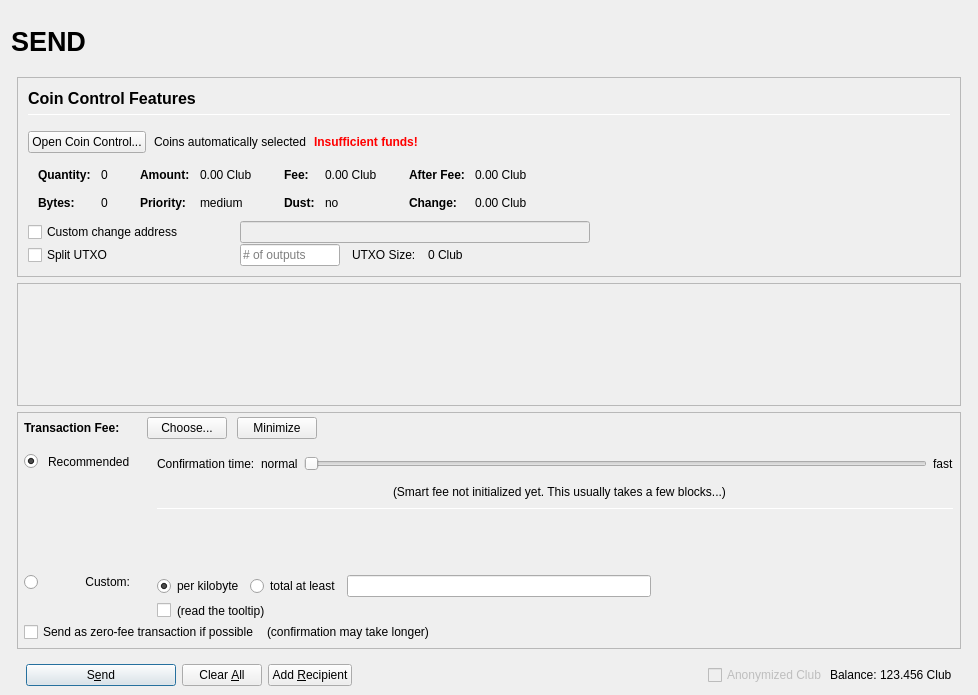
This is src/qt/forms/sendcoinsdialog.ui in jonspock/tessa as Qt 5 draws it before an edit. The edited form follows.
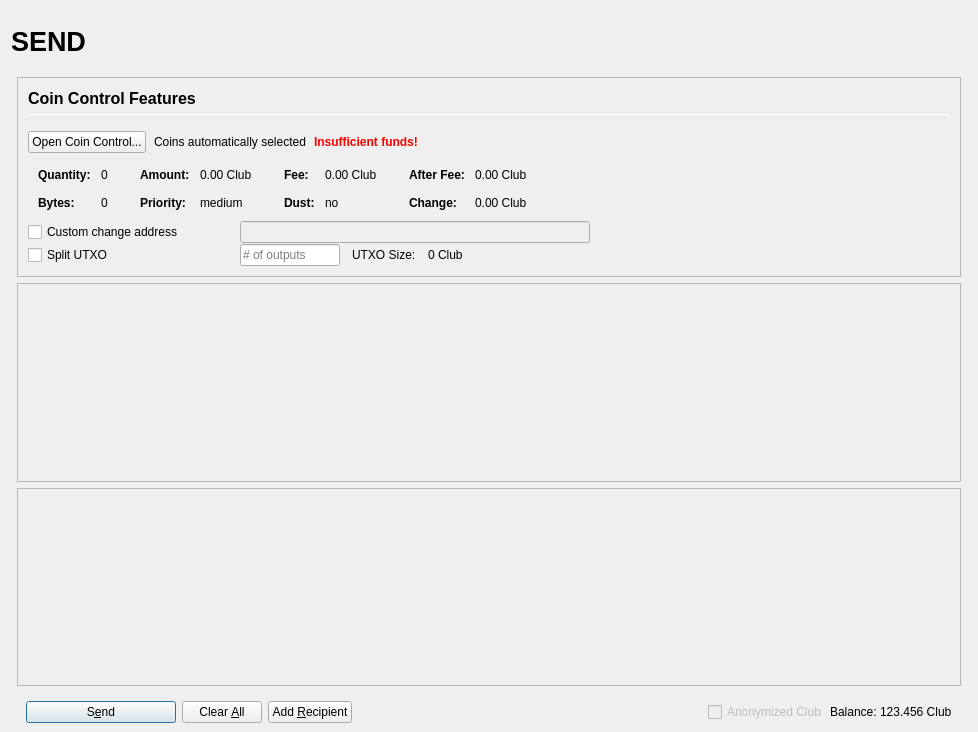
This is the edited form. Icons and pictures are not drawn. Custom widgets are drawn as their Qt base class.

Patch:
```diff
--- a/src/qt/forms/sendcoinsdialog.ui
+++ b/src/qt/forms/sendcoinsdialog.ui
@@ -10,7 +10,7 @@
     <x>0</x>
     <y>0</y>
     <width>978</width>
-    <height>695</height>
+    <height>732</height>
    </rect>
   </property>
   <property name="windowTitle">
@@ -897,8 +897,8 @@
             <rect>
              <x>0</x>
              <y>0</y>
-             <width>944</width>
-             <height>68</height>
+             <width>938</width>
+             <height>166</height>
             </rect>
            </property>
            <layout class="QVBoxLayout" name="verticalLayout_2" stretch="0,1">
@@ -975,7 +975,7 @@
             <number>0</number>
            </property>
            <item>
-            <layout class="QVBoxLayout" name="verticalLayoutFee2" stretch="0,0,0">
+            <layout class="QVBoxLayout" name="verticalLayoutFee2" stretch="0">
              <property name="spacing">
               <number>0</number>
              </property>
@@ -988,115 +988,6 @@
              <property name="rightMargin">
               <number>6</number>
              </property>
-             <item>
-              <layout class="QHBoxLayout" name="horizontalLayoutFee1">
-               <property name="bottomMargin">
-                <number>0</number>
-               </property>
-               <item>
-                <layout class="QVBoxLayout" name="verticalLayoutFee7">
-                 <property name="spacing">
-                  <number>0</number>
-                 </property>
-                 <item>
-                  <spacer name="verticalSpacerSmartFee">
-                   <property name="orientation">
-                    <enum>Qt::Vertical</enum>
-                   </property>
-                   <property name="sizeType">
-                    <enum>QSizePolicy::Fixed</enum>
-                   </property>
-                   <property name="sizeHint" stdset="0">
-                    <size>
-                     <width>1</width>
-                     <height>4</height>
-                    </size>
-                   </property>
-                  </spacer>
-                 </item>
-                 <item>
-                  <layout class="QHBoxLayout" name="horizontalLayoutSmartFee">
-                   <property name="spacing">
-                    <number>10</number>
-                   </property>
-                   <item>
-                    <widget class="QLabel" name="labelFeeHeadline">
-                     <property name="sizePolicy">
-                      <sizepolicy hsizetype="Preferred" vsizetype="Maximum">
-                       <horstretch>0</horstretch>
-                       <verstretch>0</verstretch>
-                      </sizepolicy>
-                     </property>
-                     <property name="font">
-                      <font>
-                       <weight>75</weight>
-                       <bold>true</bold>
-                      </font>
-                     </property>
-                     <property name="styleSheet">
-                      <string notr="true">font-weight:bold;</string>
-                     </property>
-                     <property name="text">
-                      <string>Transaction Fee:</string>
-                     </property>
-                    </widget>
-                   </item>
-                   <item>
-                    <widget class="QLabel" name="labelFeeMinimized">
-                     <property name="text">
-                      <string/>
-                     </property>
-                    </widget>
-                   </item>
-                   <item>
-                    <widget class="QPushButton" name="buttonChooseFee">
-                     <property name="text">
-                      <string>Choose...</string>
-                     </property>
-                    </widget>
-                   </item>
-                   <item>
-                    <widget class="QPushButton" name="buttonMinimizeFee">
-                     <property name="toolTip">
-                      <string>collapse fee-settings</string>
-                     </property>
-                     <property name="text">
-                      <string>Minimize</string>
-                     </property>
-                    </widget>
-                   </item>
-                  </layout>
-                 </item>
-                 <item>
-                  <spacer name="verticalSpacer_5">
-                   <property name="orientation">
-                    <enum>Qt::Vertical</enum>
-                   </property>
-                   <property name="sizeHint" stdset="0">
-                    <size>
-                     <width>1</width>
-                     <height>1</height>
-                    </size>
-                   </property>
-                  </spacer>
-                 </item>
-                </layout>
-               </item>
-               <item>
-                <spacer name="horizontalSpacer_4">
-                 <property name="orientation">
-                  <enum>Qt::Horizontal</enum>
-                 </property>
-                 <property name="sizeHint" stdset="0">
-                  <size>
-                   <width>40</width>
-                   <height>20</height>
-                  </size>
-                 </property>
-                </spacer>
-               </item>
-              </layout>
-             </item>
              <item>
               <widget class="QFrame" name="frameFeeSelection">
                <layout class="QVBoxLayout" name="verticalLayoutFee12">
@@ -1115,476 +1006,9 @@
                 <property name="bottomMargin">
                  <number>0</number>
                 </property>
-                <item>
-                 <layout class="QGridLayout" name="gridLayoutFee">
-                  <property name="topMargin">
-                   <number>10</number>
-                  </property>
-                  <property name="bottomMargin">
-                   <number>4</number>
-                  </property>
-                  <property name="horizontalSpacing">
-                   <number>10</number>
-                  </property>
-                  <property name="verticalSpacing">
-                   <number>4</number>
-                  </property>
-                  <item row="2" column="0">
-                   <layout class="QVBoxLayout" name="verticalLayoutFee4" stretch="0">
-                    <item>
-                     <spacer name="verticalSpacer_2">
-                      <property name="orientation">
-                       <enum>Qt::Vertical</enum>
-                      </property>
-                      <property name="sizeHint" stdset="0">
-                       <size>
-                        <width>1</width>
-                        <height>1</height>
-                       </size>
-                      </property>
-                     </spacer>
-                    </item>
-                   </layout>
-                  </item>
-                  <item row="3" column="0">
-                   <layout class="QVBoxLayout" name="verticalLayoutFee9" stretch="0,1">
-                    <item>
-                     <widget class="QRadioButton" name="radioCustomFee">
-                      <property name="text">
-                       <string/>
-                      </property>
-                      <attribute name="buttonGroup">
-                       <string notr="true">groupFee</string>
-                      </attribute>
-                     </widget>
-                    </item>
-                    <item>
-                     <spacer name="verticalSpacer_6">
-                      <property name="orientation">
-                       <enum>Qt::Vertical</enum>
-                      </property>
-                      <property name="sizeHint" stdset="0">
-                       <size>
-                        <width>1</width>
-                        <height>1</height>
-                       </size>
-                      </property>
-                     </spacer>
-                    </item>
-                   </layout>
-                  </item>
-                  <item row="3" column="1">
-                   <widget class="QLabel" name="labelCustomFee">
-                    <property name="text">
-                     <string>Custom:</string>
-                    </property>
-                    <property name="alignment">
-                     <set>Qt::AlignRight|Qt::AlignTop|Qt::AlignTrailing</set>
-                    </property>
-                   </widget>
-                  </item>
-                  <item row="3" column="4">
-                   <layout class="QVBoxLayout" name="verticalLayoutFee8">
-                    <property name="spacing">
-                     <number>6</number>
-                    </property>
-                    <item>
-                     <layout class="QHBoxLayout" name="horizontalLayoutFee13">
-                      <item>
-                       <widget class="QRadioButton" name="radioCustomPerKilobyte">
-                        <property name="toolTip">
-                         <string>If the custom fee is set to 1000 uClubs and the transaction is only 250 bytes, then &quot;per kilobyte&quot; only pays 250 uClubs in fee,&lt;br /&gt;while &quot;at least&quot; pays 1000 uClubs. For transactions bigger than a kilobyte both pay by kilobyte.</string>
-                        </property>
-                        <property name="text">
-                         <string>per kilobyte</string>
-                        </property>
-                        <property name="checked">
-                         <bool>true</bool>
-                        </property>
-                        <attribute name="buttonGroup">
-                         <string notr="true">groupCustomFee</string>
-                        </attribute>
-                       </widget>
-                      </item>
-                      <item>
-                       <widget class="QRadioButton" name="radioCustomAtLeast">
-                        <property name="toolTip">
-                         <string>If the custom fee is set to 1000 uClubs and the transaction is only 250 bytes, then &quot;per kilobyte&quot; only pays 250 uClubs in fee,&lt;br /&gt;while &quot;total at least&quot; pays 1000 uClubs. For transactions bigger than a kilobyte both pay by kilobyte.</string>
-                        </property>
-                        <property name="text">
-                         <string>total at least</string>
-                        </property>
-                        <attribute name="buttonGroup">
-                         <string notr="true">groupCustomFee</string>
-                        </attribute>
-                       </widget>
-                      </item>
-                      <item>
-                       <widget class="BitcoinAmountField" name="customFee"/>
-                      </item>
-                      <item>
-                       <spacer name="horizontalSpacer_6">
-                        <property name="orientation">
-                         <enum>Qt::Horizontal</enum>
-                        </property>
-                        <property name="sizeHint" stdset="0">
-                         <size>
-                          <width>1</width>
-                          <height>1</height>
-                         </size>
-                        </property>
-                       </spacer>
-                      </item>
-                     </layout>
-                    </item>
-                    <item>
-                     <layout class="QHBoxLayout" name="horizontalLayoutFee8">
-                      <item>
-                       <widget class="QCheckBox" name="checkBoxMinimumFee">
-                        <property name="toolTip">
-                         <string>Paying only the minimum fee is just fine as long as there is less transaction volume than space in the blocks.&lt;br /&gt;But be aware that this can end up in a never confirming transaction once there is more demand for Club transactions than the network can process.</string>
-                        </property>
-                        <property name="text">
-                         <string/>
-                        </property>
-                       </widget>
-                      </item>
-                      <item>
-                       <widget class="QLabel" name="labelMinFeeWarning">
-                        <property name="enabled">
-                         <bool>true</bool>
-                        </property>
-                        <property name="toolTip">
-                         <string>Paying only the minimum fee is just fine as long as there is less transaction volume than space in the blocks.&lt;br /&gt;But be aware that this can end up in a never confirming transaction once there is more demand for Club transactions than the network can process.</string>
-                        </property>
-                        <property name="text">
-                         <string>(read the tooltip)</string>
-                        </property>
-                        <property name="margin">
-                         <number>5</number>
-                        </property>
-                       </widget>
-                      </item>
-                      <item>
-                       <spacer name="horizontalSpacer_2">
-                        <property name="orientation">
-                         <enum>Qt::Horizontal</enum>
-                        </property>
-                        <property name="sizeHint" stdset="0">
-                         <size>
-                          <width>1</width>
-                          <height>1</height>
-                         </size>
-                        </property>
-                       </spacer>
-                      </item>
-                     </layout>
-                    </item>
-                   </layout>
-                  </item>
-                  <item row="1" column="1">
-                   <widget class="QLabel" name="labelSmartFee_2">
-                    <property name="text">
-                     <string>Recommended</string>
-                    </property>
-                   </widget>
-                  </item>
-                  <item row="0" column="4" rowspan="3">
-                   <layout class="QVBoxLayout" name="verticalLayoutFee3" stretch="0,0,0,0,1,0">
-                    <property name="spacing">
-                     <number>6</number>
-                    </property>
-                    <property name="topMargin">
-                     <number>2</number>
-                    </property>
-                    <property name="bottomMargin">
-                     <number>20</number>
-                    </property>
-                    <item>
-                     <layout class="QHBoxLayout" name="horizontalLayoutFee9">
-                      <item>
-                       <widget class="QLabel" name="labelSmartFee3">
-                        <property name="text">
-                         <string>Confirmation time:</string>
-                        </property>
-                        <property name="margin">
-                         <number>2</number>
-                        </property>
-                       </widget>
-                      </item>
-                      <item>
-                       <widget class="QLabel" name="labelSmartFeeNormal">
-                        <property name="text">
-                         <string>normal</string>
-                        </property>
-                        <property name="margin">
-                         <number>2</number>
-                        </property>
-                       </widget>
-                      </item>
-                      <item>
-                       <widget class="QSlider" name="sliderSmartFee">
-                        <property name="minimumSize">
-                         <size>
-                          <width>0</width>
-                          <height>24</height>
-                         </size>
-                        </property>
-                        <property name="minimum">
-                         <number>0</number>
-                        </property>
-                        <property name="maximum">
-                         <number>24</number>
-                        </property>
-                        <property name="pageStep">
-                         <number>1</number>
-                        </property>
-                        <property name="value">
-                         <number>0</number>
-                        </property>
-                        <property name="orientation">
-                         <enum>Qt::Horizontal</enum>
-                        </property>
-                        <property name="invertedAppearance">
-                         <bool>false</bool>
-                        </property>
-                        <property name="invertedControls">
-                         <bool>false</bool>
-                        </property>
-                        <property name="tickPosition">
-                         <enum>QSlider::NoTicks</enum>
-                        </property>
-                       </widget>
-                      </item>
-                      <item>
-                       <widget class="QLabel" name="labelSmartFeeFast">
-                        <property name="text">
-                         <string>fast</string>
-                        </property>
-                       </widget>
-                      </item>
-                     </layout>
-                    </item>
-                    <item>
-                     <layout class="QHBoxLayout" name="horizontalLayout_recommended_texts">
-                      <property name="spacing">
-                       <number>0</number>
-                      </property>
-                      <item>
-                       <spacer name="horizontalSpacer_8">
-                        <property name="orientation">
-                         <enum>Qt::Horizontal</enum>
-                        </property>
-                        <property name="sizeHint" stdset="0">
-                         <size>
-                          <width>40</width>
-                          <height>20</height>
-                         </size>
-                        </property>
-                       </spacer>
-                      </item>
-                      <item>
-                       <widget class="QLabel" name="labelFeeEstimation">
-                        <property name="text">
-                         <string/>
-                        </property>
-                        <property name="margin">
-                         <number>2</number>
-                        </property>
-                       </widget>
-                      </item>
-                      <item>
-                       <widget class="QLabel" name="labelSmartFee2">
-                        <property name="text">
-                         <string>(Smart fee not initialized yet. This usually takes a few blocks...)</string>
-                        </property>
-                        <property name="alignment">
-                         <set>Qt::AlignLeading|Qt::AlignLeft|Qt::AlignVCenter</set>
-                        </property>
-                        <property name="wordWrap">
-                         <bool>false</bool>
-                        </property>
-                        <property name="margin">
-                         <number>2</number>
-                        </property>
-                        <property name="indent">
-                         <number>-1</number>
-                        </property>
-                       </widget>
-                      </item>
-                      <item>
-                       <spacer name="horizontalSpacer_3">
-                        <property name="orientation">
-                         <enum>Qt::Horizontal</enum>
-                        </property>
-                        <property name="sizeHint" stdset="0">
-                         <size>
-                          <width>40</width>
-                          <height>20</height>
-                         </size>
-                        </property>
-                       </spacer>
-                      </item>
-                     </layout>
-                    </item>
-                    <item>
-                     <widget class="Line" name="line_2">
-                      <property name="minimumSize">
-                       <size>
-                        <width>0</width>
-                        <height>1</height>
-                       </size>
-                      </property>
-                      <property name="maximumSize">
-                       <size>
-                        <width>16777215</width>
-                        <height>1</height>
-                       </size>
-                      </property>
-                      <property name="orientation">
-                       <enum>Qt::Horizontal</enum>
-                      </property>
-                     </widget>
-                    </item>
-                    <item>
-                     <layout class="QHBoxLayout" name="horizontalLayoutFee12">
-                      <item>
-                       <spacer name="horizontalSpacer_5">
-                        <property name="orientation">
-                         <enum>Qt::Horizontal</enum>
-                        </property>
-                        <property name="sizeHint" stdset="0">
-                         <size>
-                          <width>1</width>
-                          <height>1</height>
-                         </size>
-                        </property>
-                       </spacer>
-                      </item>
-                     </layout>
-                    </item>
-                    <item>
-                     <spacer name="verticalSpacer_4">
-                      <property name="orientation">
-                       <enum>Qt::Vertical</enum>
-                      </property>
-                      <property name="sizeHint" stdset="0">
-                       <size>
-                        <width>1</width>
-                        <height>1</height>
-                       </size>
-                      </property>
-                     </spacer>
-                    </item>
-                    <item>
-                     <spacer name="verticalSpacer_3">
-                      <property name="orientation">
-                       <enum>Qt::Vertical</enum>
-                      </property>
-                      <property name="sizeHint" stdset="0">
-                       <size>
-                        <width>20</width>
-                        <height>40</height>
-                       </size>
-                      </property>
-                     </spacer>
-                    </item>
-                   </layout>
-                  </item>
-                  <item row="1" column="2">
-                   <widget class="QLabel" name="labelSmartFee">
-                    <property name="text">
-                     <string/>
-                    </property>
-                    <property name="margin">
-                     <number>2</number>
-                    </property>
-                   </widget>
-                  </item>
-                  <item row="1" column="0">
-                   <widget class="QRadioButton" name="radioSmartFee">
-                    <property name="text">
-                     <string/>
-                    </property>
-                    <property name="checked">
-                     <bool>true</bool>
-                    </property>
-                    <attribute name="buttonGroup">
-                     <string notr="true">groupFee</string>
-                    </attribute>
-                   </widget>
-                  </item>
-                 </layout>
-                </item>
-                <item>
-                 <layout class="QHBoxLayout" name="horizontalLayoutFee5" stretch="0,0,0">
-                  <property name="spacing">
-                   <number>8</number>
-                  </property>
-                  <property name="bottomMargin">
-                   <number>4</number>
-                  </property>
-                  <item>
-                   <widget class="QCheckBox" name="checkBoxFreeTx">
-                    <property name="text">
-                     <string>Send as zero-fee transaction if possible</string>
-                    </property>
-                   </widget>
-                  </item>
-                  <item>
-                   <widget class="QLabel" name="labelFreeTx">
-                    <property name="text">
-                     <string>(confirmation may take longer)</string>
-                    </property>
-                    <property name="margin">
-                     <number>5</number>
-                    </property>
-                   </widget>
-                  </item>
-                  <item>
-                   <spacer name="horizontalSpacerFee5">
-                    <property name="orientation">
-                     <enum>Qt::Horizontal</enum>
-                    </property>
-                    <property name="sizeHint" stdset="0">
-                     <size>
-                      <width>1</width>
-                      <height>1</height>
-                     </size>
-                    </property>
-                   </spacer>
-                  </item>
-                 </layout>
-                </item>
-                <item>
-                 <spacer name="verticalSpacerFee2">
-                  <property name="orientation">
-                   <enum>Qt::Vertical</enum>
-                  </property>
-                  <property name="sizeHint" stdset="0">
-                   <size>
-                    <width>1</width>
-                    <height>1</height>
-                   </size>
-                  </property>
-                 </spacer>
-                </item>
                </layout>
               </widget>
              </item>
-             <item>
-              <spacer name="verticalSpacerFee">
-               <property name="orientation">
-                <enum>Qt::Vertical</enum>
-               </property>
-               <property name="sizeHint" stdset="0">
-                <size>
-                 <width>800</width>
-                 <height>1</height>
-                </size>
-               </property>
-              </spacer>
-             </item>
             </layout>
            </item>
           </layout>
@@ -1734,12 +1158,6 @@
    <extends>QLineEdit</extends>
    <header>qvalidatedlineedit.h</header>
   </customwidget>
-  <customwidget>
-   <class>BitcoinAmountField</class>
-   <extends>QLineEdit</extends>
-   <header>bitcoinamountfield.h</header>
-   <container>1</container>
-  </customwidget>
  </customwidgets>
  <resources>
   <include location="../pivx.qrc"/>
```
Left out of the diff: 6 changed lines with no effect on the pictures.
